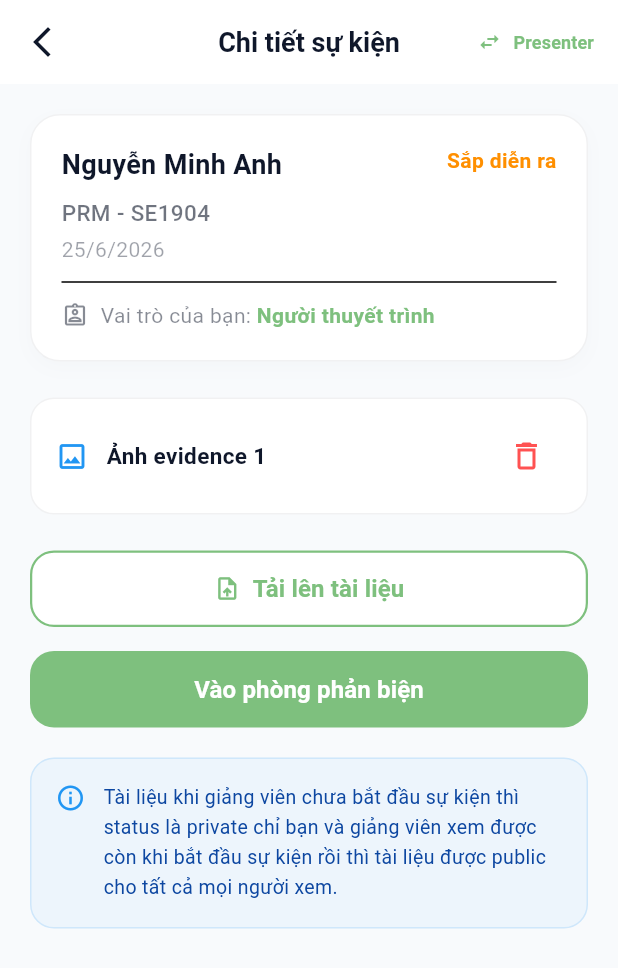
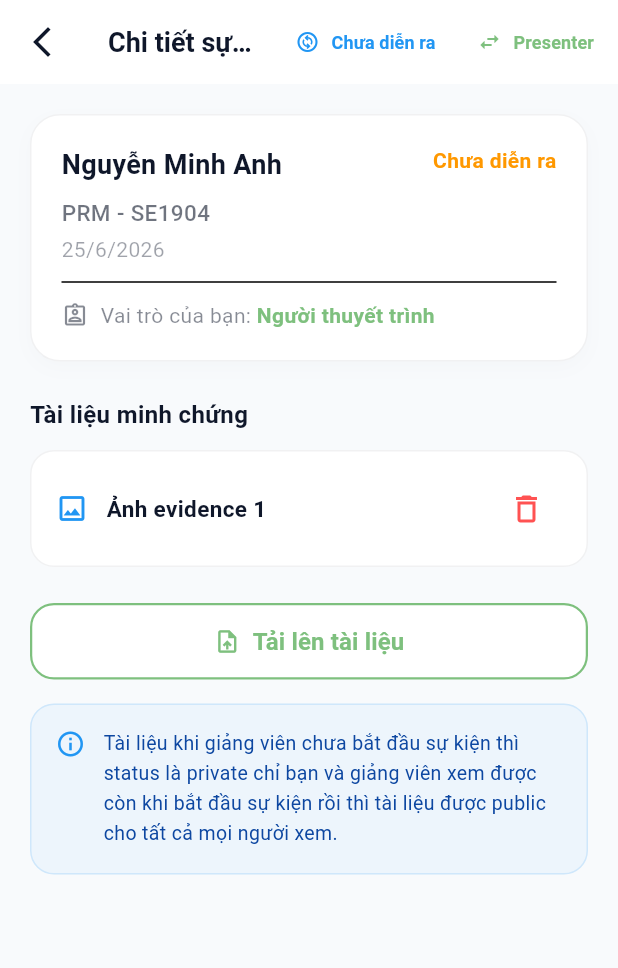
Before and after one commit to Natlife/PRM-project, a Flutter app: the StudentEventsTab screen opened directly with empty values, after a tap on "Thuyết trình Dự án STEM", on a phone screen of 412 x 824 dp. Shown: the top 968 px of the screen. Run offline on Flutter 3.47's test engine with Material 3 defaults, Android fonts, the phone set to English and light mode, and no system bars; accounts and stored records are empty.

Commit message:
update event screens of student

```diff
--- a/flipped_classroom/lib/screens/student/student_event_detail_screen.dart
+++ b/flipped_classroom/lib/screens/student/student_event_detail_screen.dart
@@ -23,7 +23,7 @@ class _StudentEventDetailScreenState extends State<StudentEventDetailScreen> {
   void initState() {
     super.initState();
     _role = widget.event['role'] ?? 'Người thuyết trình';
-    _status = widget.event['status'] ?? 'Sắp diễn ra';
+    _status = widget.event['status'] ?? 'Chưa diễn ra';
   }
 
   void _showDeleteConfirmation(int index) {
@@ -97,7 +97,19 @@ class _StudentEventDetailScreenState extends State<StudentEventDetailScreen> {
 
   @override
   Widget build(BuildContext context) {
-    final Color statusColor = widget.event['statusColor'] ?? Colors.amber[800];
+    Color getStatusColor(String status) {
+      switch (status) {
+        case 'Đang diễn ra':
+          return Colors.green;
+        case 'Đã diễn ra':
+          return Colors.grey;
+        case 'Chưa diễn ra':
+        default:
+          return Colors.orange;
+      }
+    }
+
+    final Color statusColor = getStatusColor(_status);
     final String presenterName = widget.event['presenterName'] ?? 'Nguyễn Minh Anh';
 
     return Scaffold(
@@ -117,6 +129,25 @@ class _StudentEventDetailScreenState extends State<StudentEventDetailScreen> {
           ),
         ),
         actions: [
+          // Democase Toggle Status just for testing/presentation purposes
+          TextButton.icon(
+            onPressed: () {
+              setState(() {
+                if (_status == 'Chưa diễn ra') {
+                  _status = 'Đang diễn ra';
+                } else if (_status == 'Đang diễn ra') {
+                  _status = 'Đã diễn ra';
+                } else {
+                  _status = 'Chưa diễn ra';
+                }
+              });
+            },
+            icon: const Icon(Icons.change_circle_outlined, size: 16, color: Colors.blue),
+            label: Text(
+              _status,
+              style: const TextStyle(fontSize: 12, color: Colors.blue, fontWeight: FontWeight.bold),
+            ),
+          ),
           // Democase Toggle Role just for testing/presentation purposes
           TextButton.icon(
             onPressed: () {
@@ -226,10 +257,18 @@ class _StudentEventDetailScreenState extends State<StudentEventDetailScreen> {
 
             const SizedBox(height: 24),
 
-            // Content dynamically based on Role
-            if (_role == 'Người thuyết trình') ...[
-              // Evidences list
-              if (_evidences.isNotEmpty)
+            // Evidences Section (Tài liệu minh chứng)
+            if (_role == 'Người thuyết trình' || (_role == 'Người phản biện' && _status != 'Chưa diễn ra')) ...[
+              if (_evidences.isNotEmpty) ...[
+                const Text(
+                  'Tài liệu minh chứng',
+                  style: TextStyle(
+                    fontSize: 16,
+                    fontWeight: FontWeight.bold,
+                    color: Color(0xFF0F172A),
+                  ),
+                ),
+                const SizedBox(height: 12),
                 ..._evidences.asMap().entries.map((entry) {
                   int index = entry.key;
                   String evidence = entry.value;
@@ -258,6 +297,7 @@ class _StudentEventDetailScreenState extends State<StudentEventDetailScreen> {
                             ),
                           ],
                         ),
+                        if (_role == 'Người thuyết trình' && _status == 'Chưa diễn ra')
                           IconButton(
                             icon: const Icon(Icons.delete_outline, color: Colors.redAccent),
                             onPressed: () => _showDeleteConfirmation(index), // Mở popup xóa
@@ -266,10 +306,11 @@ class _StudentEventDetailScreenState extends State<StudentEventDetailScreen> {
                     ),
                   );
                 }),
-
-              const SizedBox(height: 12),
+              ],
 
               // Upload Button
+              if (_role == 'Người thuyết trình' && _status == 'Chưa diễn ra') ...[
+                const SizedBox(height: 12),
                 SizedBox(
                   width: double.infinity,
                   child: ElevatedButton.icon(
@@ -291,10 +332,13 @@ class _StudentEventDetailScreenState extends State<StudentEventDetailScreen> {
                     ),
                   ),
                 ),
+              ],
 
               const SizedBox(height: 16),
+            ],
 
-              // Enter Room Button
+            // Enter Room Button: Shown if status is 'Đang diễn ra'
+            if (_status == 'Đang diễn ra') ...[
               SizedBox(
                 width: double.infinity,
                 child: ElevatedButton(
@@ -324,38 +368,11 @@ class _StudentEventDetailScreenState extends State<StudentEventDetailScreen> {
                   ),
                 ),
               ),
+              const SizedBox(height: 20),
+            ],
 
-              const SizedBox(height: 20),
-
-              // Policy Info Note
-              Container(
-                padding: const EdgeInsets.all(16),
-                decoration: BoxDecoration(
-                  color: Colors.blue.withOpacity(0.05),
-                  borderRadius: BorderRadius.circular(16),
-                  border: Border.all(color: Colors.blue.withOpacity(0.15)),
-                ),
-                child: Row(
-                  crossAxisAlignment: CrossAxisAlignment.start,
-                  children: [
-                    const Icon(Icons.info_outline, color: Colors.blue, size: 20),
-                    const SizedBox(width: 12),
-                    Expanded(
-                      child: Text(
-                        'Tài liệu khi giảng viên chưa bắt đầu sự kiện thì status là private chỉ bạn và giảng viên xem được còn khi bắt đầu sự kiện rồi thì tài liệu được public cho tất cả mọi người xem.',
-                        style: TextStyle(
-                          fontSize: 13,
-                          color: Colors.blue[900],
-                          height: 1.5,
-                        ),
-                      ),
-                    ),
-                  ],
-                ),
-              ),
-            ] else ...[
-              // Review / Viewer mode
-              // Review Room / Replay Event button
+            // Replay Event Button: Shown if status is 'Đã diễn ra'
+            if (_status == 'Đã diễn ra') ...[
               SizedBox(
                 width: double.infinity,
                 child: ElevatedButton(
@@ -384,7 +401,36 @@ class _StudentEventDetailScreenState extends State<StudentEventDetailScreen> {
                   ),
                 ),
               ),
+              const SizedBox(height: 20),
             ],
+
+            // Policy Info Note
+            if (_role == 'Người thuyết trình' && _status == 'Chưa diễn ra')
+              Container(
+                padding: const EdgeInsets.all(16),
+                decoration: BoxDecoration(
+                  color: Colors.blue.withOpacity(0.05),
+                  borderRadius: BorderRadius.circular(16),
+                  border: Border.all(color: Colors.blue.withOpacity(0.15)),
+                ),
+                child: Row(
+                  crossAxisAlignment: CrossAxisAlignment.start,
+                  children: [
+                    const Icon(Icons.info_outline, color: Colors.blue, size: 20),
+                    const SizedBox(width: 12),
+                    Expanded(
+                      child: Text(
+                        'Tài liệu khi giảng viên chưa bắt đầu sự kiện thì status là private chỉ bạn và giảng viên xem được còn khi bắt đầu sự kiện rồi thì tài liệu được public cho tất cả mọi người xem.',
+                        style: TextStyle(
+                          fontSize: 13,
+                          color: Colors.blue[900],
+                          height: 1.5,
+                        ),
+                      ),
+                    ),
+                  ],
+                ),
+              ),
           ],
         ),
       ),
--- a/flipped_classroom/lib/screens/student/tabs/student_events_tab.dart
+++ b/flipped_classroom/lib/screens/student/tabs/student_events_tab.dart
@@ -24,8 +24,8 @@ class _StudentEventsTabState extends State<StudentEventsTab> {
       'location': 'Phòng 402, Tòa nhà Gamma',
       'instructor': 'GV. Vũ Trường Giang',
       'description': 'Thuyết trình và demo sản phẩm dự án STEM cuối kỳ môn Lập trình Mobile.',
-      'status': 'Sắp diễn ra',
-      'statusColor': Colors.amber[800],
+      'status': 'Chưa diễn ra',
+      'statusColor': Colors.orange,
     },
     {
       'id': '2',
@@ -36,8 +36,8 @@ class _StudentEventsTabState extends State<StudentEventsTab> {
       'location': 'Nộp trên hệ thống Flipped Classroom',
       'instructor': 'GV. Vũ Trường Giang',
       'description': 'Xem slide và chuẩn bị code ví dụ về Provider/Bloc.',
-      'status': 'Chưa làm',
-      'statusColor': Colors.redAccent,
+      'status': 'Chưa diễn ra',
+      'statusColor': Colors.orange,
     },
     {
       'id': '3',
@@ -60,8 +60,8 @@ class _StudentEventsTabState extends State<StudentEventsTab> {
       'location': 'Nộp trên hệ thống Flipped Classroom',
       'instructor': 'GV. Hoàng Văn C',
       'description': 'Nộp báo cáo nghiên cứu công nghệ Front-end phục vụ cho dự án môn học.',
-      'status': 'Hạn chót',
-      'statusColor': Colors.red,
+      'status': 'Đã diễn ra',
+      'statusColor': Colors.grey,
     },
   ];
 
```
Lines whose indentation alone changed are shown as unchanged.
